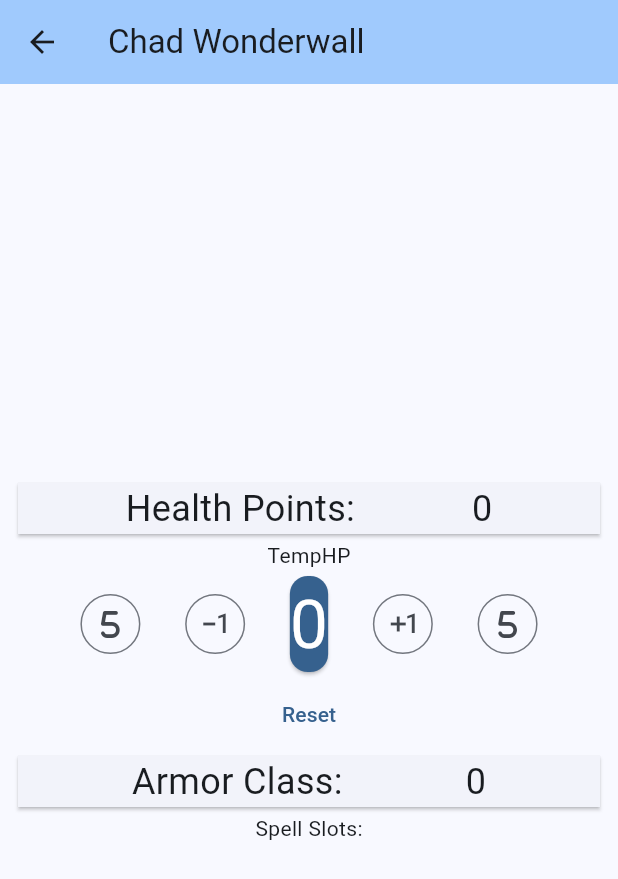
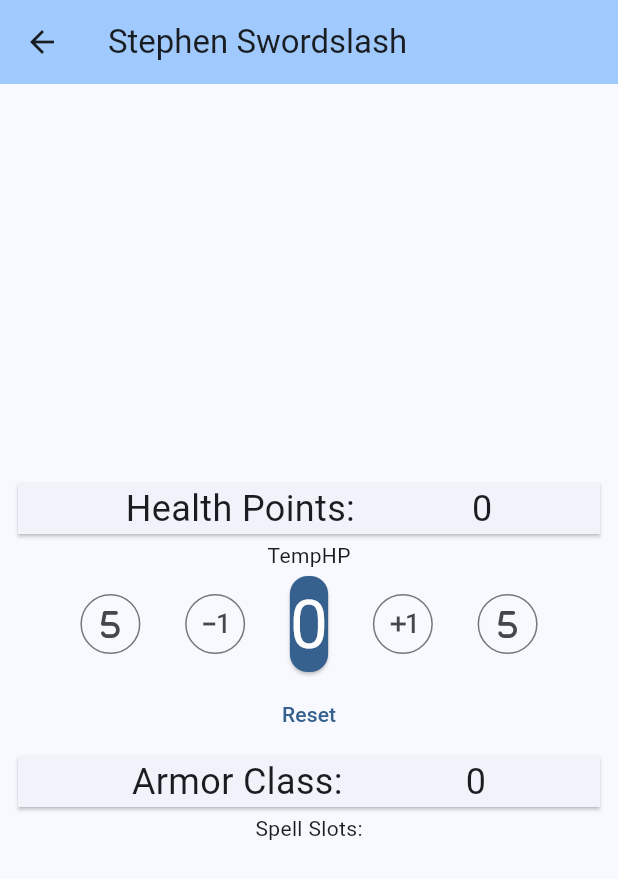
Before and after one commit to Dan-Matisoff/Resume-Repo, a Flutter app: the CharacterInfo screen opened directly, on a phone screen of 412 x 824 dp. Shown: the top 879 px of the screen. Run offline on Flutter 3.47's test engine with Material 3 defaults, Android fonts, the phone set to English and light mode, and no system bars; our stand-ins replace font_awesome_flutter, material_symbols_icons.

Commit message:
Update main.dart

```diff
--- a/dnd_tracker/lib/main.dart
+++ b/dnd_tracker/lib/main.dart
@@ -35,7 +35,7 @@ class MyApp extends StatelessWidget {
 class MyAppState extends ChangeNotifier {
   // Storage of Global Variables
   /// Character Name
-  var charName = 'Chad Wonderwall';
+  var charName = 'Stephen Swordslash';
   /// The number of total Health Points.
   var hp = 0;
   /// The number of temporary Health Points.
```
